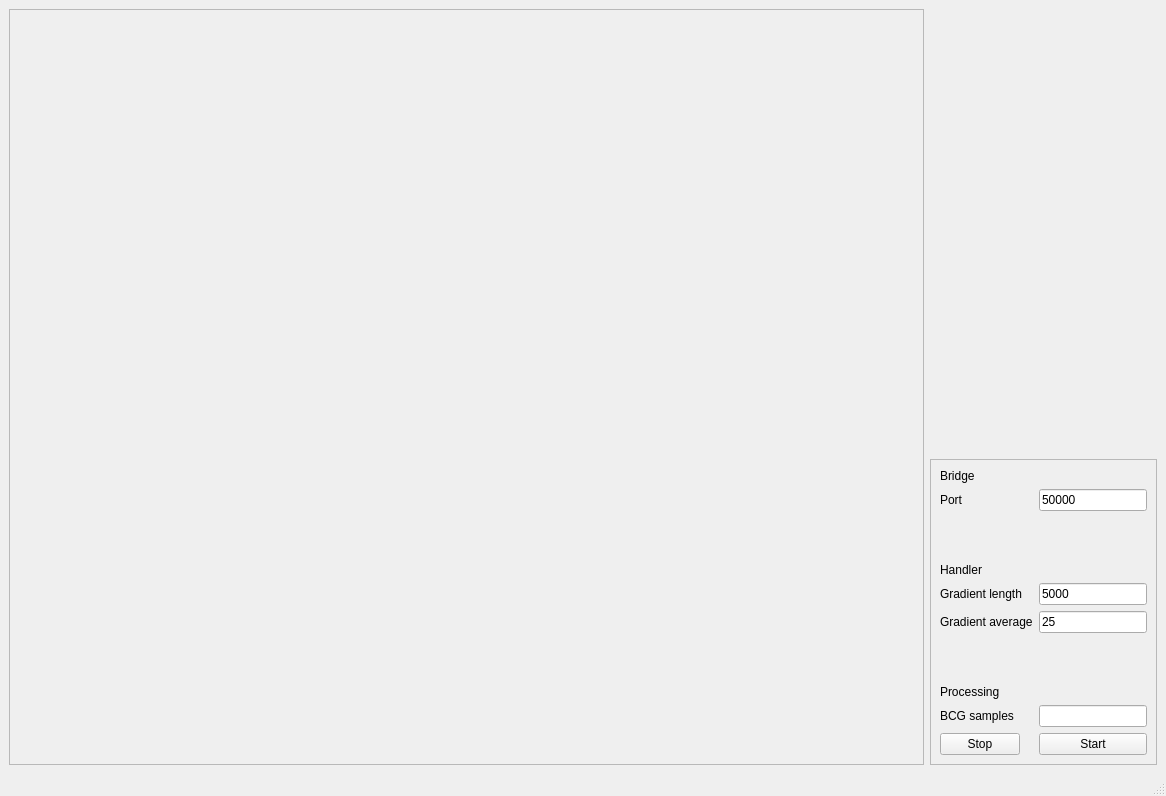
Old version of the form UI/mainwindow.ui in the repository VeikkaLeppanen/Real_Time_EEG.
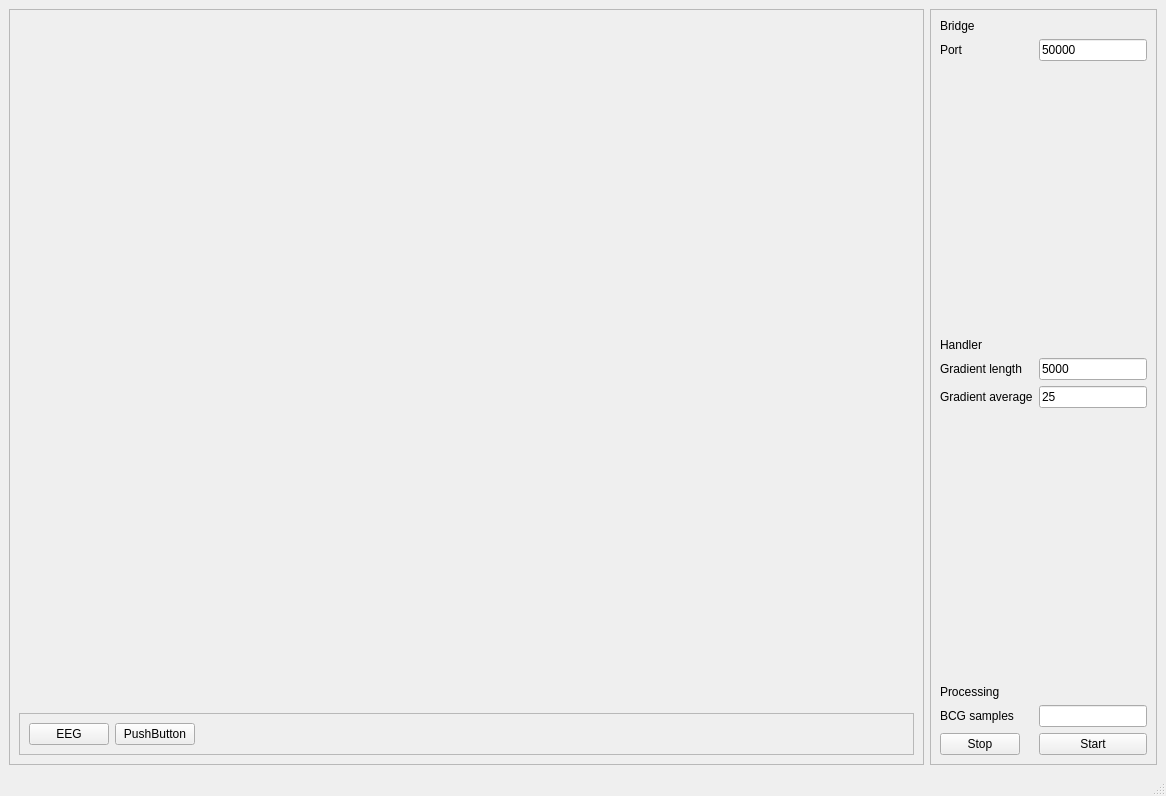
New version of the form. Custom widgets are drawn as their Qt base class.

Patch:
```diff
--- a/UI/mainwindow.ui
+++ b/UI/mainwindow.ui
@@ -14,7 +14,7 @@
    <string>MainWindow</string>
   </property>
   <widget class="QWidget" name="centralwidget">
-   <layout class="QHBoxLayout" name="horizontalLayout_2">
+   <layout class="QHBoxLayout" name="horizontalLayout">
     <item>
      <widget class="QFrame" name="frame_2">
       <property name="sizePolicy">
@@ -29,16 +29,70 @@
       <property name="frameShadow">
        <enum>QFrame::Raised</enum>
       </property>
-      <layout class="QHBoxLayout" name="horizontalLayout">
+      <layout class="QVBoxLayout" name="verticalLayout">
        <item>
         <widget class="Glwidget" name="openglWidget" native="true">
          <layout class="QGridLayout" name="gridLayout"/>
         </widget>
        </item>
+       <item>
+        <widget class="QFrame" name="frame_3">
+         <property name="enabled">
+          <bool>true</bool>
+         </property>
+         <property name="sizePolicy">
+          <sizepolicy hsizetype="Preferred" vsizetype="Fixed">
+           <horstretch>0</horstretch>
+           <verstretch>0</verstretch>
+          </sizepolicy>
+         </property>
+         <property name="baseSize">
+          <size>
+           <width>0</width>
+           <height>0</height>
+          </size>
+         </property>
+         <property name="frameShape">
+          <enum>QFrame::StyledPanel</enum>
+         </property>
+         <property name="frameShadow">
+          <enum>QFrame::Raised</enum>
+         </property>
+         <layout class="QHBoxLayout" name="horizontalLayout_4">
+          <item>
+           <widget class="QPushButton" name="EEG">
+            <property name="text">
+             <string>EEG</string>
+            </property>
+           </widget>
+          </item>
+          <item>
+           <widget class="QPushButton" name="pushButton_4">
+            <property name="text">
+             <string>PushButton</string>
+            </property>
+           </widget>
+          </item>
+          <item>
+           <spacer name="horizontalSpacer">
+            <property name="orientation">
+             <enum>Qt::Horizontal</enum>
+            </property>
+            <property name="sizeHint" stdset="0">
+             <size>
+              <width>40</width>
+              <height>20</height>
+             </size>
+            </property>
+           </spacer>
+          </item>
+         </layout>
+        </widget>
+       </item>
       </layout>
      </widget>
     </item>
-    <item alignment="Qt::AlignRight|Qt::AlignBottom">
+    <item>
      <widget class="QFrame" name="frame">
       <property name="frameShape">
        <enum>QFrame::StyledPanel</enum>
```
